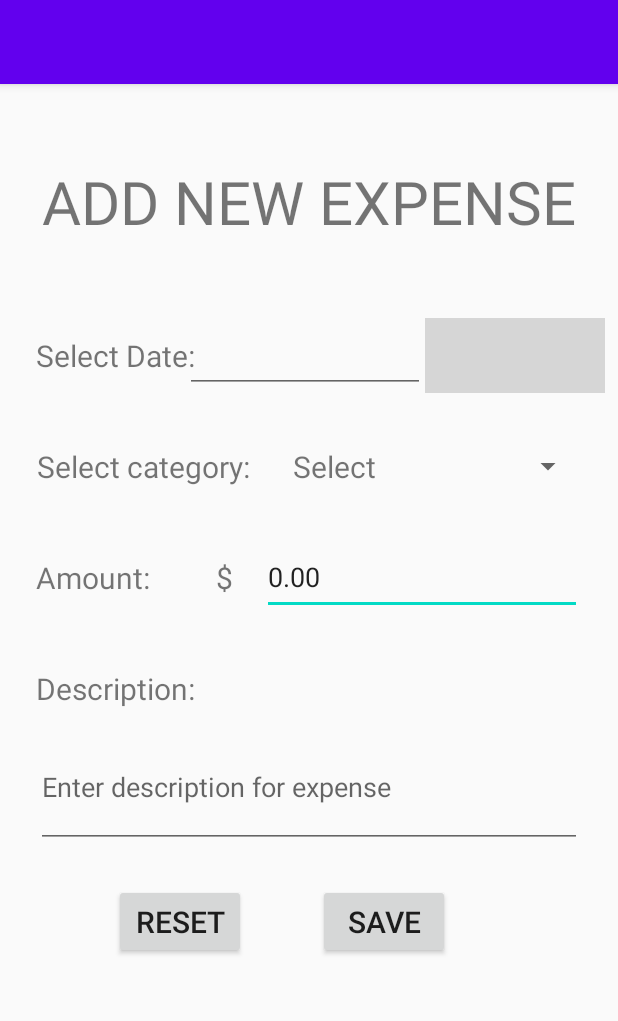
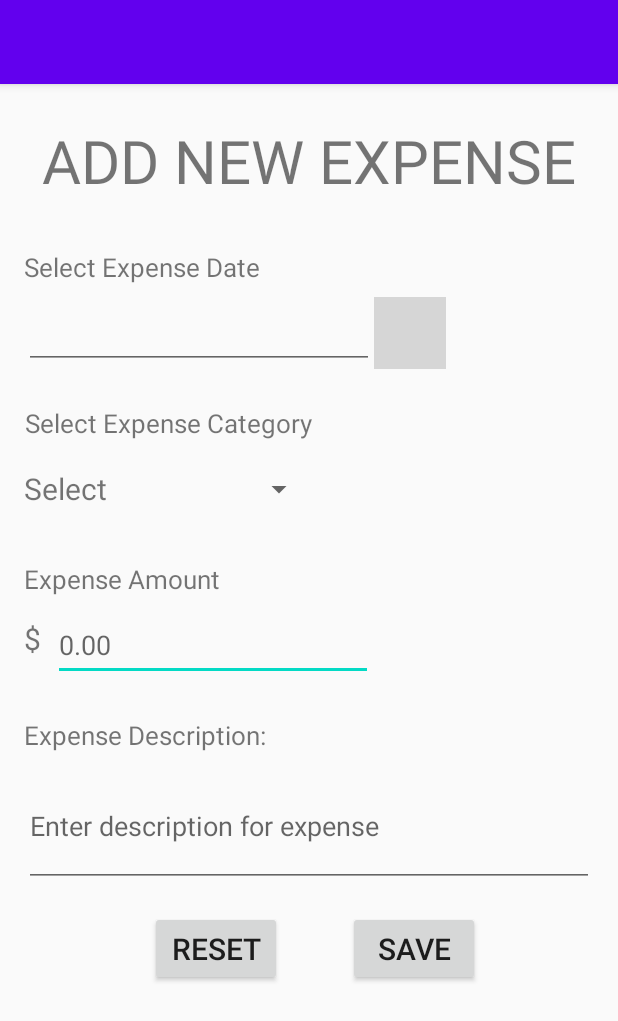
Before and after one commit to studiusvishal/ExpenseDataCollectorApp, an Android app: the AddExpenseActivity screen opened directly, with no data from a screen before it, on a phone screen of 412 x 824 dp. Shown: the top 1021 px of the screen. Run offline under Robolectric (Android 15) with nearby library versions, the phone set to English and light mode, and no system bars; our stand-ins replace Volley; 1 statement that could not run was skipped; grey boxes are pictures that could not be loaded.

Commit message:
Code refactor

```diff
--- a/app/src/main/AndroidManifest.xml
+++ b/app/src/main/AndroidManifest.xml
@@ -5,6 +5,7 @@
     <uses-permission android:name="android.permission.INTERNET" />
 
     <application
+        android:name=".BudgetApp"
         android:allowBackup="true"
         android:icon="@mipmap/ic_launcher"
         android:label="@string/app_name"
--- /dev/null
+++ b/app/src/main/java/com/bhavsar/vishal/app/expensedatacollector/BudgetApp.java
@@ -0,0 +1,24 @@
+package com.bhavsar.vishal.app.expensedatacollector;
+
+import android.app.Application;
+import android.content.Context;
+
+import lombok.Getter;
+
+/**
+ * https://stackoverflow.com/questions/9445661/how-to-get-the-context-from-anywhere
+ */
+public class BudgetApp extends Application {
+    @Getter
+    private static BudgetApp instance;
+
+    @Override
+    public void onCreate() {
+        instance = this;
+        super.onCreate();
+    }
+
+    public static Context getContext() {
+        return instance;
+    }
+}
--- /dev/null
+++ b/app/src/main/java/com/bhavsar/vishal/app/expensedatacollector/RequestType.java
@@ -0,0 +1,5 @@
+package com.bhavsar.vishal.app.expensedatacollector;
+
+public enum RequestType {
+    JSON, STRING
+}
--- a/app/src/main/res/layout/activity_add_expense.xml
+++ b/app/src/main/res/layout/activity_add_expense.xml
@@ -10,22 +10,20 @@
     <TextView
         android:id="@+id/selectDateTextView"
         android:layout_width="wrap_content"
-        android:layout_height="50dp"
-        android:layout_marginStart="24sp"
-        android:layout_marginLeft="24sp"
-        android:layout_marginTop="156dp"
+        android:layout_height="40dp"
+        android:layout_marginStart="16dp"
+        android:layout_marginTop="24dp"
         android:gravity="center"
         android:text="@string/select_date"
-        android:textSize="20sp"
+        android:textSize="17sp"
         app:layout_constraintStart_toStartOf="parent"
-        app:layout_constraintTop_toTopOf="parent" />
+        app:layout_constraintTop_toBottomOf="@+id/textView5" />
 
     <EditText
         android:id="@+id/editTextDate"
-        android:layout_width="160dp"
-        android:layout_height="50dp"
-        android:layout_marginTop="156dp"
-        android:layout_marginBottom="24dp"
+        android:layout_width="wrap_content"
+        android:layout_height="48dp"
+        android:layout_marginStart="16dp"
         android:autofillHints="mm/dd/yyyy"
         android:editable="false"
         android:ems="10"
@@ -33,129 +31,105 @@
         android:gravity="start|center_vertical"
         android:inputType="date"
         android:textSize="20sp"
-        app:layout_constraintBottom_toTopOf="@+id/textViewSelectCategory"
-        app:layout_constraintEnd_toStartOf="@+id/selectDateButton"
-        app:layout_constraintStart_toEndOf="@+id/selectDateTextView"
-        app:layout_constraintTop_toTopOf="parent"
+        app:layout_constraintStart_toStartOf="parent"
+        app:layout_constraintTop_toBottomOf="@+id/selectDateTextView"
         tools:ignore="SpeakableTextPresentCheck" />
 
     <ImageButton
         android:id="@+id/selectDateButton"
-        android:layout_width="wrap_content"
-        android:layout_height="50dp"
-        android:layout_marginTop="156dp"
-        android:layout_marginEnd="16dp"
-        android:layout_marginRight="16dp"
-        android:layout_marginBottom="24dp"
+        android:layout_width="48dp"
+        android:layout_height="48dp"
         android:contentDescription="@string/select_date_calendar_icon"
         android:minWidth="48dp"
-        app:layout_constraintBottom_toTopOf="@+id/spinnerExpenseCategory"
-        app:layout_constraintEnd_toEndOf="parent"
         app:layout_constraintStart_toEndOf="@+id/editTextDate"
-        app:layout_constraintTop_toTopOf="parent"
+        app:layout_constraintTop_toBottomOf="@+id/selectDateTextView"
         app:srcCompat="@drawable/round_edit_calendar_20"
         tools:ignore="UsingOnClickInXml" />
 
     <TextView
         android:id="@+id/textViewSelectCategory"
         android:layout_width="wrap_content"
-        android:layout_height="50dp"
-        android:layout_marginStart="24sp"
-        android:layout_marginLeft="24sp"
-        android:layout_marginTop="24sp"
+        android:layout_height="40dp"
+        android:layout_marginStart="16dp"
+        android:layout_marginTop="16dp"
         android:gravity="center"
         android:text="@string/select_category"
-        android:textSize="20sp"
+        android:textSize="17sp"
         app:layout_constraintStart_toStartOf="parent"
-        app:layout_constraintTop_toBottomOf="@+id/selectDateTextView" />
+        app:layout_constraintTop_toBottomOf="@+id/editTextDate" />
 
     <Spinner
         android:id="@+id/spinnerExpenseCategory"
         android:layout_width="wrap_content"
-        android:layout_height="50dp"
-        android:layout_marginStart="8dp"
-        android:layout_marginLeft="8dp"
-        android:layout_marginTop="24sp"
-        android:layout_marginEnd="8dp"
-        android:layout_marginRight="8dp"
+        android:layout_height="48dp"
+        android:layout_marginStart="16dp"
         android:gravity="start|center_vertical"
         android:textSize="20sp"
-        app:layout_constraintEnd_toEndOf="parent"
-        app:layout_constraintStart_toEndOf="@+id/textViewSelectCategory"
-        app:layout_constraintTop_toBottomOf="@+id/editTextDate"
+        app:layout_constraintStart_toStartOf="parent"
+        app:layout_constraintTop_toBottomOf="@+id/textViewSelectCategory"
         tools:ignore="SpeakableTextPresentCheck" />
 
     <TextView
         android:id="@+id/textViewExpenseAmount"
         android:layout_width="wrap_content"
-        android:layout_height="50sp"
-        android:layout_marginStart="24sp"
-        android:layout_marginLeft="24sp"
-        android:layout_marginTop="24sp"
+        android:layout_height="40sp"
+        android:layout_marginStart="16dp"
+        android:layout_marginTop="16dp"
         android:gravity="start|center_vertical"
         android:text="@string/amount"
-        android:textSize="20sp"
+        android:textSize="17sp"
         app:layout_constraintStart_toStartOf="parent"
-        app:layout_constraintTop_toBottomOf="@+id/textViewSelectCategory" />
+        app:layout_constraintTop_toBottomOf="@+id/spinnerExpenseCategory" />
 
     <EditText
         android:id="@+id/editTextExpenseAmount"
         android:layout_width="wrap_content"
-        android:layout_height="50sp"
-        android:layout_marginTop="24sp"
-        android:layout_marginEnd="24sp"
-        android:layout_marginRight="24sp"
+        android:layout_height="48dp"
+        android:layout_marginStart="8dp"
         android:autofillHints="0.00"
         android:ems="10"
         android:gravity="start|center_vertical"
+        android:hint="@string/default_expense_amount"
         android:inputType="numberDecimal"
-        android:text="@string/default_expense_amount"
-        app:layout_constraintEnd_toEndOf="parent"
-        app:layout_constraintTop_toBottomOf="@+id/spinnerExpenseCategory"
+        app:layout_constraintStart_toEndOf="@+id/textViewCurrency"
+        app:layout_constraintTop_toBottomOf="@+id/textViewExpenseAmount"
         tools:ignore="SpeakableTextPresentCheck" />
 
     <TextView
         android:id="@+id/textViewCurrency"
         android:layout_width="wrap_content"
-        android:layout_height="50sp"
-        android:layout_marginStart="24dp"
-        android:layout_marginLeft="24dp"
-        android:layout_marginTop="24sp"
+        android:layout_height="40sp"
+        android:layout_marginStart="16dp"
         android:focusable="false"
         android:gravity="end|center_vertical"
         android:text="@string/currency_dollar"
         android:textSize="20sp"
-        app:layout_constraintEnd_toStartOf="@+id/editTextExpenseAmount"
-        app:layout_constraintStart_toEndOf="@+id/textViewExpenseAmount"
-        app:layout_constraintTop_toBottomOf="@+id/textViewSelectCategory" />
+        app:layout_constraintStart_toStartOf="parent"
+        app:layout_constraintTop_toBottomOf="@+id/textViewExpenseAmount" />
 
     <TextView
         android:id="@+id/textViewDescription"
         android:layout_width="wrap_content"
-        android:layout_height="50sp"
-        android:layout_marginStart="24dp"
-        android:layout_marginLeft="24dp"
-        android:layout_marginTop="24dp"
+        android:layout_height="40sp"
+        android:layout_marginStart="16dp"
+        android:layout_marginTop="16dp"
         android:gravity="start|center_vertical"
         android:text="@string/description"
-        android:textSize="20sp"
+        android:textSize="17sp"
         app:layout_constraintStart_toStartOf="parent"
-        app:layout_constraintTop_toBottomOf="@+id/textViewExpenseAmount" />
+        app:layout_constraintTop_toBottomOf="@+id/editTextExpenseAmount" />
 
     <EditText
         android:id="@+id/editTextDescription"
         android:layout_width="match_parent"
         android:layout_height="81dp"
-        android:layout_marginStart="24dp"
-        android:layout_marginLeft="24dp"
-        android:layout_marginEnd="24dp"
-        android:layout_marginRight="24dp"
+        android:layout_marginStart="16dp"
+        android:layout_marginEnd="16dp"
         android:ems="10"
         android:gravity="start|center_vertical"
         android:hint="@string/enter_description_for_expense"
         android:inputType="textMultiLine"
         app:layout_constraintEnd_toEndOf="parent"
-        app:layout_constraintHorizontal_bias="0.0"
         app:layout_constraintStart_toStartOf="parent"
         app:layout_constraintTop_toBottomOf="@+id/textViewDescription" />
 
@@ -163,9 +137,8 @@
         android:id="@+id/buttonReset"
         android:layout_width="wrap_content"
         android:layout_height="50sp"
-        android:layout_marginStart="76dp"
-        android:layout_marginLeft="76dp"
-        android:layout_marginTop="24dp"
+        android:layout_marginStart="100dp"
+        android:layout_marginTop="16dp"
         android:gravity="center"
         android:text="@string/reset"
         android:textSize="20sp"
@@ -176,15 +149,14 @@
         android:id="@+id/buttonOk"
         android:layout_width="wrap_content"
         android:layout_height="50sp"
-        android:layout_marginStart="24dp"
-        android:layout_marginLeft="24dp"
-        android:layout_marginTop="24dp"
-        android:layout_marginEnd="88dp"
-        android:layout_marginRight="88dp"
+        android:layout_marginStart="40dp"
+        android:layout_marginTop="16dp"
+        android:layout_marginEnd="16dp"
         android:gravity="center"
         android:text="@string/save"
         android:textSize="20sp"
         app:layout_constraintEnd_toEndOf="parent"
+        app:layout_constraintHorizontal_bias="0.05"
         app:layout_constraintStart_toEndOf="@+id/buttonReset"
         app:layout_constraintTop_toBottomOf="@+id/editTextDescription" />
 
@@ -193,13 +165,10 @@
         android:layout_width="wrap_content"
         android:layout_height="wrap_content"
         android:layout_marginTop="24dp"
-        android:layout_marginBottom="24dp"
         android:gravity="center"
         android:text="@string/add_new_expense_label"
         android:textSize="40sp"
-        app:layout_constraintBottom_toTopOf="@+id/selectDateTextView"
         app:layout_constraintEnd_toEndOf="parent"
-        app:layout_constraintHorizontal_bias="0.5"
         app:layout_constraintStart_toStartOf="parent"
         app:layout_constraintTop_toTopOf="parent" />
 
@@ -208,12 +177,6 @@
         style="?android:attr/progressBarStyle"
         android:layout_width="wrap_content"
         android:layout_height="wrap_content"
-        android:layout_marginStart="24dp"
-        android:layout_marginLeft="24dp"
-        android:layout_marginTop="24dp"
-        android:layout_marginEnd="24dp"
-        android:layout_marginRight="24dp"
-        android:layout_marginBottom="24dp"
         android:visibility="gone"
         app:layout_constraintBottom_toBottomOf="parent"
         app:layout_constraintEnd_toEndOf="parent"
--- a/app/src/main/res/layout/spinner_item.xml
+++ b/app/src/main/res/layout/spinner_item.xml
@@ -1,7 +1,9 @@
 <?xml version="1.0" encoding="utf-8"?>
 <TextView xmlns:android="http://schemas.android.com/apk/res/android"
-    android:layout_width="match_parent"
-    android:layout_height="50sp"
-    android:padding="5dip"
+    android:layout_width="wrap_content"
+    android:layout_height="40dp"
+    android:paddingTop="5dp"
+    android:paddingBottom="5dp"
+    android:paddingEnd="5dp"
     android:gravity="start|center_vertical"
     android:textSize="20sp" />
--- a/app/src/main/res/values/strings.xml
+++ b/app/src/main/res/values/strings.xml
@@ -3,14 +3,14 @@
     <string name="sign_up">Sign Up</string>
     <string name="proceed_to_login">Proceed to Login</string>
     <string name="add_new_expense">Add New Expense</string>
-    <string name="expense_date">Set date</string>
-    <string name="select_date">Select Date:</string>
+<!--    <string name="expense_date">Set date</string>-->
+    <string name="select_date">Select Expense Date</string>
     <string name="select_date_calendar_icon">Select date calendar icon</string>
-    <string name="select_category">Select category:</string>
+    <string name="select_category">Select Expense Category</string>
     <string name="enter_description_for_expense">Enter description for expense</string>
-    <string name="amount">Amount:</string>
+    <string name="amount">Expense Amount</string>
     <string name="currency_dollar">$</string>
-    <string name="description">Description:</string>
+    <string name="description">Expense Description:</string>
     <string name="reset">Reset</string>
     <string name="save">Save</string>
     <string name="add_new_expense_label">ADD NEW EXPENSE</string>
```
Also changed, not shown: app/build.gradle (+7 -4 lines), app/src/main/java/com/bhavsar/vishal/app/expensedatacollector/activities/AddExpenseActivity.java (+51 -55 lines), app/src/main/java/com/bhavsar/vishal/app/expensedatacollector/activities/LoginActivity.java (+11 -45 lines), app/src/main/java/com/bhavsar/vishal/app/expensedatacollector/http/HttpRequestUtil.java (added, +111 -0 lines), app/src/main/java/com/bhavsar/vishal/app/expensedatacollector/http/RequestQueueSingleton.java (+26 -0 lines), app/src/main/java/com/bhavsar/vishal/app/expensedatacollector/model/ExpenseRequest.java (added, +25 -0 lines), app/src/main/java/com/bhavsar/vishal/app/expensedatacollector/model/GenericRequest.java (added, +19 -0 lines), 2 other files.
